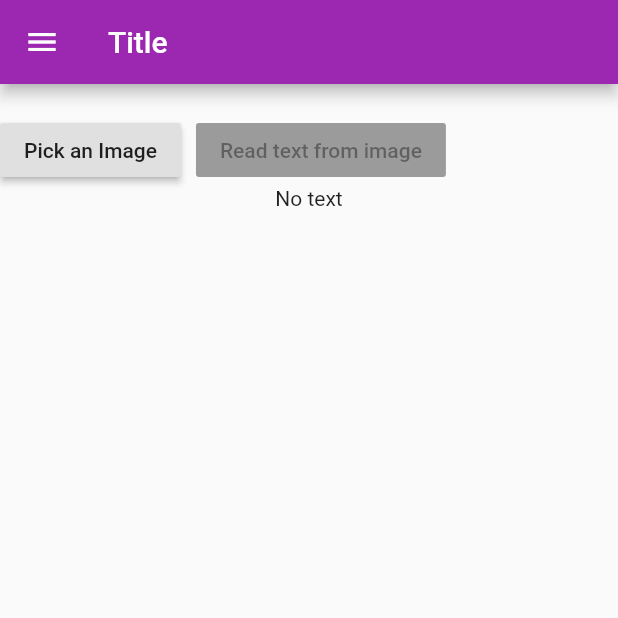
After one commit to Faisal1135/student-essential-app, a Flutter app: the OcrPage screen opened by its route, after a tap on "Pick an Image", on a phone screen of 412 x 824 dp, the top half of it. The commit adds this screen. Run offline on Flutter 3.47's test engine with Material 2 defaults, Android fonts, the phone set to English and light mode, and no system bars; our stand-ins replace flutter_form_builder, getflutter, hive, hive_flutter, image_picker; missing offline and left inert: firebase_ml_vision; accounts and stored records are empty; generated files the repository leaves out were written again.

Commit message:
implement Ocr

```diff
--- a/lib/main.dart
+++ b/lib/main.dart
@@ -1,6 +1,7 @@
 import 'package:flutter/material.dart';
 import 'package:hive/hive.dart';
 import 'package:hive_flutter/hive_flutter.dart';
+import 'package:student/screen/ocr/homepage.dart';
 import './models/result_model.dart';
 import './models/routine_model.dart';
 import './screen/main_screen.dart';
@@ -11,7 +12,6 @@ import './screen/result_app/userallresult_screen.dart';
 import './screen/routine_app/home_page.dart';
 import 'screen/skechpad/skechpad.dart';
 
-// void main() => runApp(MyApp());
 void main() async {
   await Hive.initFlutter();
   Hive.registerAdapter(ColoredPathAdapter());
@@ -43,6 +43,8 @@ class MyApp extends StatelessWidget {
 
         //Routine App
         RoutinePage.routeName: (context) => RoutinePage(),
+        //Ocr APP
+        OcrPage.routeName: (context) => OcrPage(),
       },
     );
   }
--- /dev/null
+++ b/lib/screen/ocr/homepage.dart
@@ -0,0 +1,97 @@
+import 'dart:io';
+import 'dart:async';
+
+import 'package:flutter/material.dart';
+import 'package:image_picker/image_picker.dart';
+import 'package:firebase_ml_vision/firebase_ml_vision.dart';
+import '../../widgets/mydrawer.dart';
+
+class OcrPage extends StatefulWidget {
+  static const routeName = "/ocr-home-page";
+
+  @override
+  _OcrPageState createState() => _OcrPageState();
+}
+
+class _OcrPageState extends State<OcrPage> {
+  File pickedImage;
+  bool isImageLoaded = false;
+  String extractText = "No text";
+
+  List<TextElement> retriveText;
+  Future pickImage() async {
+    var temp = await ImagePicker.pickImage(source: ImageSource.camera);
+
+    if (temp != null) {
+      setState(() {
+        pickedImage = temp;
+        isImageLoaded = true;
+      });
+    }
+  }
+
+  Future readText() async {
+    FirebaseVisionImage ourImage = FirebaseVisionImage.fromFile(pickedImage);
+    TextRecognizer recognizeText = FirebaseVision.instance.textRecognizer();
+    VisionText readText = await recognizeText.processImage(ourImage);
+
+    setState(() {
+      extractText = readText.text;
+    });
+    // for (TextBlock block in readText.blocks) {
+    //   // print(block.text);
+    //   for (TextLine line in block.lines) {
+    //     // print(line.text);
+    //     for (TextElement words in line.elements) {
+    //       // print(words.text);
+    //     }
+    //   }
+    // }
+  }
+
+  @override
+  Widget build(BuildContext context) {
+    return Scaffold(
+      appBar: AppBar(
+        title: Text('Title'),
+      ),
+      drawer: MyDrawer(),
+      body: Column(
+        children: <Widget>[
+          isImageLoaded
+              ? Center(
+                  child: Container(
+                  height: 200.0,
+                  width: 200,
+                  decoration: BoxDecoration(
+                    image: DecorationImage(
+                        image: FileImage(pickedImage), fit: BoxFit.cover),
+                  ),
+                ))
+              : Container(),
+          SizedBox(height: 20.0),
+          Row(
+            children: <Widget>[
+              RaisedButton(
+                onPressed: pickImage,
+                child: Text('Pick an Image'),
+              ),
+              SizedBox(
+                width: 10.0,
+              ),
+              RaisedButton(
+                onPressed: isImageLoaded ? readText : null,
+                child: Text('Read text from image'),
+              ),
+            ],
+          ),
+          Container(
+            child: FittedBox(
+              child: Text(extractText),
+            ),
+          )
+        ],
+      ),
+    );
+  }
+}
--- a/lib/widgets/mydrawer.dart
+++ b/lib/widgets/mydrawer.dart
@@ -1,8 +1,9 @@
 import 'package:flutter/material.dart';
 import 'package:getflutter/getflutter.dart';
 import 'package:hive/hive.dart';
-import 'package:student/constant.dart';
-import 'package:student/screen/routine_app/home_page.dart';
+import '../constant.dart';
+import '../screen/ocr/homepage.dart';
+import '../screen/routine_app/home_page.dart';
 import '../models/routine_model.dart';
 import '../screen/result_app/home_page.dart';
 import '../screen/skechpad/skechpad.dart';
@@ -51,6 +52,12 @@ class MyDrawer extends StatelessWidget {
               Navigator.pushReplacementNamed(context, RoutinePage.routeName);
             },
           ),
+          ListTile(
+            title: Text('Text Recognizer'),
+            onTap: () {
+              Navigator.pushReplacementNamed(context, OcrPage.routeName);
+            },
+          ),
         ],
       ),
     );
--- a/pubspec.yaml
+++ b/pubspec.yaml
@@ -24,6 +24,8 @@ dependencies:
   flutter_form_builder: ^3.8.2
   uuid: ^2.0.4
   getflutter: ^1.0.11
+  firebase_ml_vision: ^0.9.3+8
+  image_picker: ^0.6.6+1
 
   # The following adds the Cupertino Icons font to your application.
   # Use with the CupertinoIcons class for iOS style icons.
```
Also changed, not shown: lib/screen/result_app/home_page.dart (+7 -7 lines), lib/screen/routine_app/home_page.dart (+3 -12 lines), lib/widgets/new_result_form.dart (+1 -53 lines), lib/data/meta_data.dart (renamed from lib/meta_data.dart), pubspec.lock, 4 other files.
